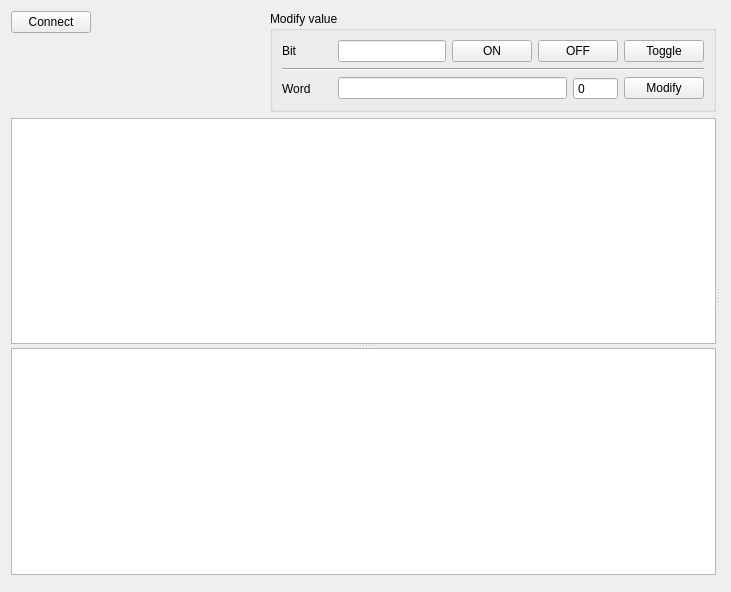
gstorm-b/VC_APP, file src/form/plc/mc_protocol_device_widget.ui: the form before one commit.
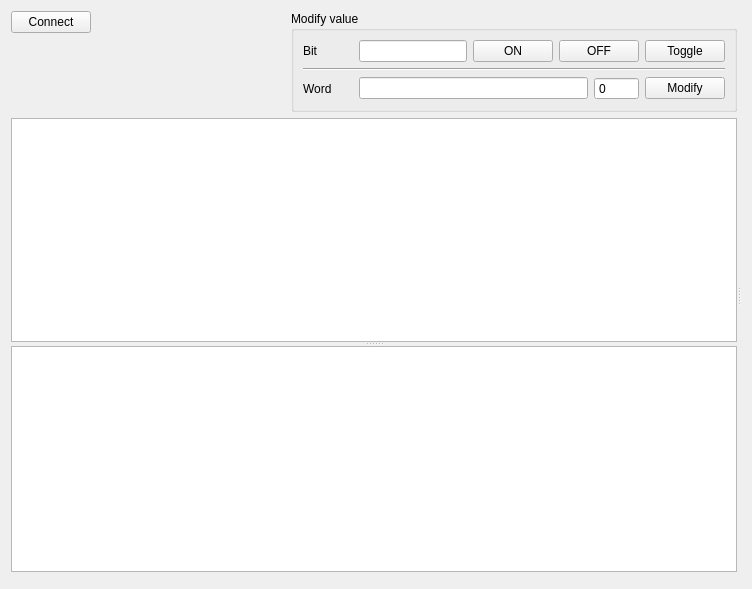
The form after the commit. Custom widgets are drawn as their Qt base class.

What changed in the file:
```diff
--- a/src/form/plc/mc_protocol_device_widget.ui
+++ b/src/form/plc/mc_protocol_device_widget.ui
@@ -6,8 +6,8 @@
    <rect>
     <x>0</x>
     <y>0</y>
-    <width>731</width>
-    <height>592</height>
+    <width>752</width>
+    <height>589</height>
    </rect>
   </property>
   <property name="windowTitle">
```
